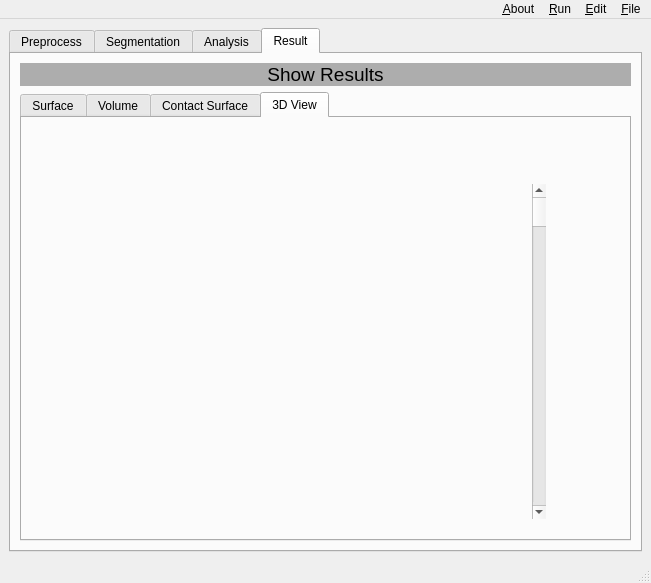
Old version of the form CShaper.ui in the repository cao13jf/CShaperApp.
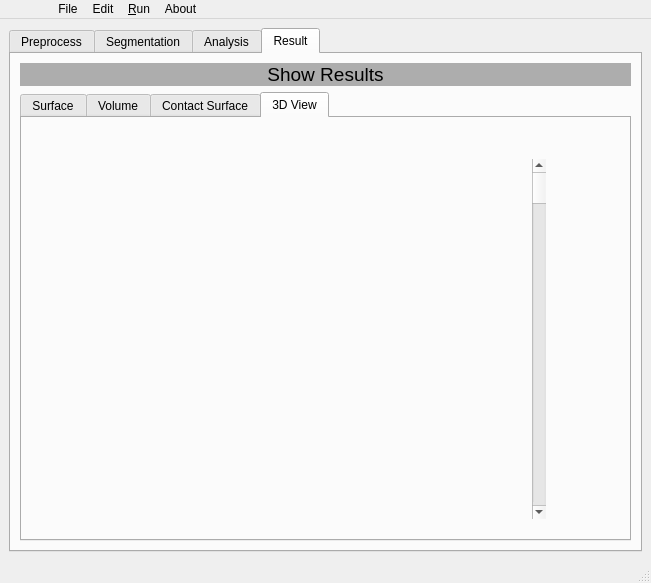
New version of the form. The open tabs and pages were chosen to show the change.

```diff
--- a/CShaper.ui
+++ b/CShaper.ui
@@ -763,13 +763,13 @@
                  <property name="minimumSize">
                   <size>
                    <width>0</width>
-                   <height>50</height>
+                   <height>0</height>
                   </size>
                  </property>
                  <property name="maximumSize">
                   <size>
                    <width>16777215</width>
-                   <height>50</height>
+                   <height>25</height>
                   </size>
                  </property>
                  <property name="text">
@@ -816,10 +816,10 @@
     <enum>Qt::ActionsContextMenu</enum>
    </property>
    <property name="layoutDirection">
-    <enum>Qt::RightToLeft</enum>
+    <enum>Qt::LeftToRight</enum>
    </property>
    <property name="autoFillBackground">
-    <bool>false</bool>
+    <bool>true</bool>
    </property>
    <property name="defaultUp">
     <bool>false</bool>
@@ -827,23 +827,31 @@
    <property name="nativeMenuBar">
     <bool>true</bool>
    </property>
-   <widget class="QMenu" name="menuFile">
+   <widget class="QMenu" name="menuBlank">
+    <property name="enabled">
+     <bool>true</bool>
+    </property>
     <property name="layoutDirection">
      <enum>Qt::LeftToRight</enum>
     </property>
     <property name="title">
-     <string>&amp;File</string>
+     <string>          </string>
     </property>
     <property name="toolTipsVisible">
      <bool>false</bool>
     </property>
+   </widget>
+   <widget class="QMenu" name="menuFile">
+    <property name="title">
+     <string>File</string>
+    </property>
     <addaction name="actionNew_Project"/>
     <addaction name="actionSave_Project"/>
     <addaction name="actionLoad_Project"/>
    </widget>
    <widget class="QMenu" name="menuEdit">
     <property name="title">
-     <string>&amp;Edit</string>
+     <string>Edit</string>
     </property>
     <addaction name="actionUndo"/>
     <addaction name="actionRedo"/>
@@ -865,11 +873,12 @@
    </widget>
    <widget class="QMenu" name="menuAbout">
     <property name="title">
-     <string>&amp;About</string>
+     <string>About</string>
     </property>
     <addaction name="actionVersion"/>
     <addaction name="actionHelp"/>
    </widget>
+   <addaction name="menuBlank"/>
    <addaction name="menuFile"/>
    <addaction name="menuEdit"/>
    <addaction name="menuRun"/>
```
Left out of the diff: 63 changed lines with no effect on the pictures.
